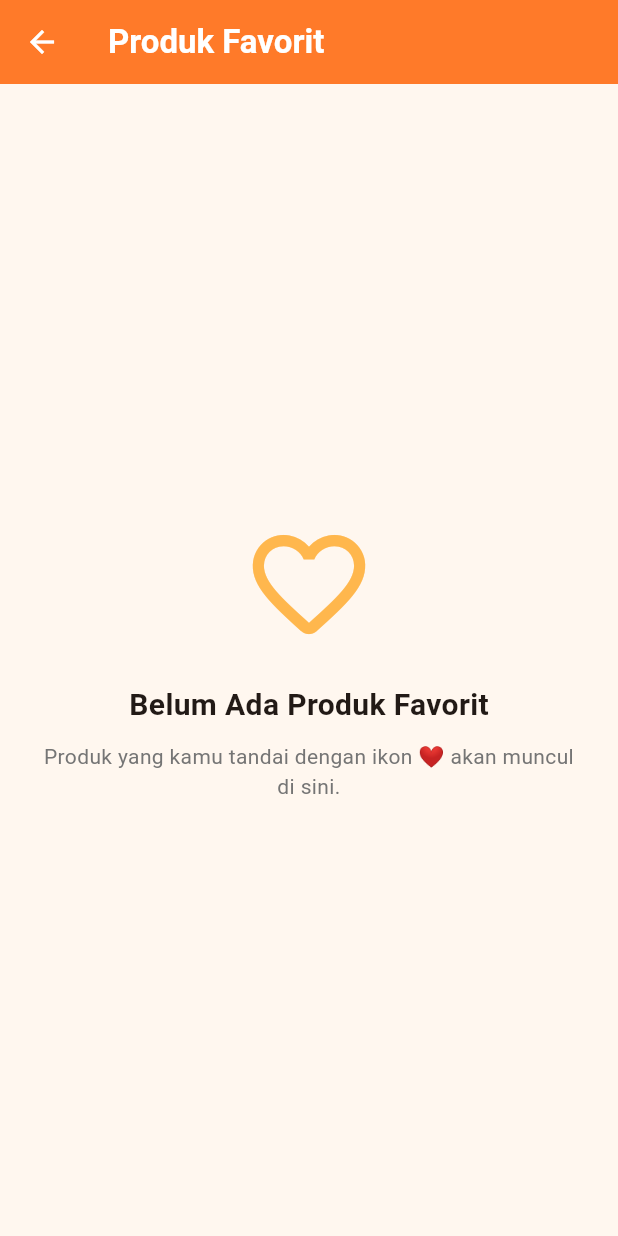
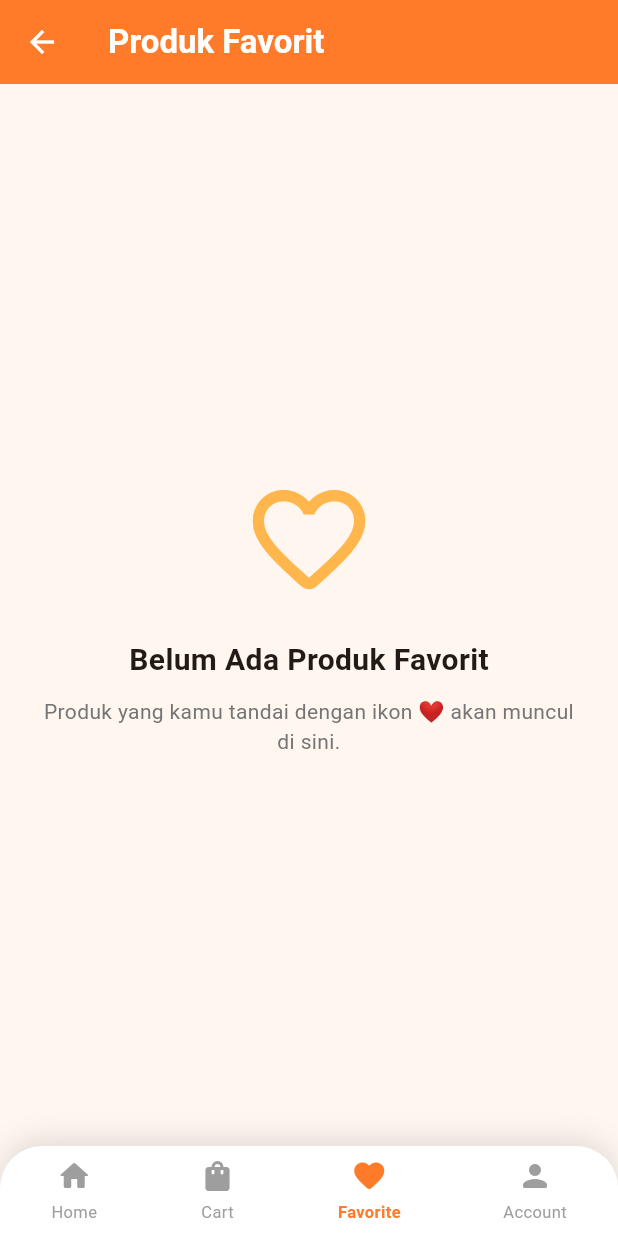
Before and after one commit to Mariariaardyanti/UAS_SEM6, a Flutter app: the FavoritePage screen opened directly, on a phone screen of 412 x 824 dp. Run offline on Flutter 3.47's test engine with Material 3 defaults, Android fonts, the phone set to English and light mode, and no system bars; our stand-ins replace app_links, dio, email_validator, equatable, firebase_auth, firebase_core and 4 more; missing offline and left inert: flutter_biometric_kit; accounts and stored records are empty; network calls fail.

Commit message:
feat: atur nav favorite

```diff
--- a/lib/core/routes/app_router.dart
+++ b/lib/core/routes/app_router.dart
@@ -11,7 +11,10 @@ import 'package:pasar_malam/features/order/presentation/pages/my_orders_page.dar
 import 'package:pasar_malam/features/order/presentation/pages/order_success_page.dart';
 import 'package:pasar_malam/features/order/presentation/pages/payment_pending_page.dart';
 import 'package:pasar_malam/features/profile/presentation/pages/profile_page.dart';
+import 'package:pasar_malam/features/favorite/presentation/pages/favorite_page.dart';
+
 import 'package:provider/provider.dart';
+
 
 class AppRouter {
   static const String splash = '/';
@@ -25,6 +28,7 @@ class AppRouter {
   static const String myOrders = '/my-orders';
   static const String paymentPending = '/payment-pending';
   static const String profile = '/profile';
+  static const favorite = '/favorite';
 
 
   static Map<String, WidgetBuilder> get routes => {
--- a/lib/features/dashboard/presentation/pages/dashboard_page.dart
+++ b/lib/features/dashboard/presentation/pages/dashboard_page.dart
@@ -7,6 +7,7 @@ import 'package:pasar_malam/features/dashboard/presentation/providers/product_pr
 import 'package:pasar_malam/features/order/presentation/providers/order_provider.dart';
 import 'package:pasar_malam/features/profile/presentation/pages/profile_page.dart';
 import 'package:provider/provider.dart';
+import 'package:pasar_malam/features/favorite/presentation/pages/favorite_page.dart';
 
 // ── Palet oren gemas, otomatis nyesuain terang/gelap ───────
 class _Cute {
@@ -287,17 +288,27 @@ class _DashboardPageState extends State<DashboardPage> {
             selectedIndex: _selectedNav,
             onTap: (i) {
               if (i == 1) {
-                  // Cart → navigate to CartPage
+                // Cart
                 Navigator.pushNamed(context, AppRouter.cart).then((_) {
                   if (context.mounted) {
                     context.read<CartProvider>().fetchCart();
                   }
                 });
-                } else if (i == 3) {
-                  // Account → buka ProfilePage (bukan dialog lagi)
+              } else if (i == 2) {
+                // Favorite
                 Navigator.push(
                   context,
-                    MaterialPageRoute(builder: (_) => const ProfilePage()),
+                  MaterialPageRoute(
+                    builder: (_) => const FavoritePage(),
+                  ),
+                );
+              } else if (i == 3) {
+                // Profile
+                Navigator.push(
+                  context,
+                  MaterialPageRoute(
+                    builder: (_) => const ProfilePage(),
+                  ),
                 );
               } else {
                 setState(() => _selectedNav = i);
--- a/lib/features/favorite/presentation/pages/favorite_page.dart
+++ b/lib/features/favorite/presentation/pages/favorite_page.dart
@@ -1,4 +1,8 @@
 import 'package:flutter/material.dart';
+import 'package:pasar_malam/core/routes/app_router.dart';
+import 'package:pasar_malam/features/cart/presentation/providers/cart_provider.dart';
+import 'package:pasar_malam/features/profile/presentation/pages/profile_page.dart';
+import 'package:provider/provider.dart';
 
 const Color _kOrange = Color(0xFFFF7A29);
 
@@ -9,6 +13,7 @@ class FavoritePage extends StatelessWidget {
   Widget build(BuildContext context) {
     return Scaffold(
       backgroundColor: const Color(0xFFFFF7EF),
+
       appBar: AppBar(
         title: const Text(
           "Produk Favorit",
@@ -21,6 +26,7 @@ class FavoritePage extends StatelessWidget {
         foregroundColor: Colors.white,
         elevation: 0,
       ),
+
       body: Center(
         child: Padding(
           padding: const EdgeInsets.all(24),
@@ -53,6 +59,145 @@ class FavoritePage extends StatelessWidget {
           ),
         ),
       ),
+
+      bottomNavigationBar: const _FavoriteBottomNav(),
     );
   }
 }
+
+class _FavoriteBottomNav extends StatelessWidget {
+  const _FavoriteBottomNav();
+
+  @override
+  Widget build(BuildContext context) {
+    final cartItemCount = context.watch<CartProvider>().itemCount;
+
+    const selectedIndex = 2;
+
+    return Container(
+      decoration: const BoxDecoration(
+        color: Colors.white,
+        borderRadius: BorderRadius.vertical(top: Radius.circular(28)),
+        boxShadow: [
+          BoxShadow(
+            blurRadius: 16,
+            color: Colors.black12,
+            offset: Offset(0, -4),
+          ),
+        ],
+      ),
+      child: SafeArea(
+        top: false,
+        child: Padding(
+          padding: const EdgeInsets.symmetric(vertical: 8),
+          child: Row(
+            mainAxisAlignment: MainAxisAlignment.spaceAround,
+            children: [
+              _item(
+                context,
+                icon: Icons.home_rounded,
+                label: "Home",
+                selected: selectedIndex == 0,
+                onTap: () => Navigator.pop(context),
+              ),
+
+              _item(
+                context,
+                icon: Icons.shopping_bag_rounded,
+                label: "Cart",
+                selected: selectedIndex == 1,
+                onTap: () =>
+                    Navigator.pushNamed(context, AppRouter.cart),
+                badge: cartItemCount,
+              ),
+
+              _item(
+                context,
+                icon: Icons.favorite_rounded,
+                label: "Favorite",
+                selected: selectedIndex == 2,
+                onTap: () {},
+              ),
+
+              _item(
+                context,
+                icon: Icons.person_rounded,
+                label: "Account",
+                selected: selectedIndex == 3,
+                onTap: () {
+                  Navigator.push(
+                    context,
+                    MaterialPageRoute(
+                      builder: (_) => const ProfilePage(),
+                    ),
+                  );
+                },
+              ),
+            ],
+          ),
+        ),
+      ),
+    );
+  }
+
+  Widget _item(
+    BuildContext context, {
+    required IconData icon,
+    required String label,
+    required bool selected,
+    required VoidCallback onTap,
+    int? badge,
+  }) {
+    return GestureDetector(
+      onTap: onTap,
+      child: Column(
+        mainAxisSize: MainAxisSize.min,
+        children: [
+          Stack(
+            clipBehavior: Clip.none,
+            children: [
+              Icon(
+                icon,
+                size: 24,
+                color: selected ? _kOrange : Colors.grey,
+              ),
+
+              if (badge != null && badge > 0)
+                Positioned(
+                  right: -6,
+                  top: -6,
+                  child: Container(
+                    width: 16,
+                    height: 16,
+                    decoration: const BoxDecoration(
+                      color: Colors.red,
+                      shape: BoxShape.circle,
+                    ),
+                    alignment: Alignment.center,
+                    child: Text(
+                      badge > 99 ? "99+" : "$badge",
+                      style: const TextStyle(
+                        fontSize: 9,
+                        color: Colors.white,
+                        fontWeight: FontWeight.bold,
+                      ),
+                    ),
+                  ),
+                ),
+            ],
+          ),
+          const SizedBox(height: 4),
+          Text(
+            label,
+            style: TextStyle(
+              fontSize: 11,
+              color: selected ? _kOrange : Colors.grey,
+              fontWeight:
+                  selected ? FontWeight.w700 : FontWeight.normal,
+            ),
+          ),
+        ],
+      ),
+    );
+  }
+}
--- a/lib/features/profile/presentation/pages/profile_page.dart
+++ b/lib/features/profile/presentation/pages/profile_page.dart
@@ -4,6 +4,7 @@ import 'package:pasar_malam/core/routes/app_router.dart';
 import 'package:pasar_malam/features/auth/presentation/providers/auth_provider.dart';
 import 'package:pasar_malam/features/cart/presentation/providers/cart_provider.dart';
 import 'package:provider/provider.dart';
+import 'package:pasar_malam/features/favorite/presentation/pages/favorite_page.dart';
 
 // ── Palet hijau, otomatis nyesuain terang/gelap ────────────
 // (mengikuti pola _Cute di DashboardPage, warna diganti hijau
@@ -20,8 +21,10 @@ class _Leaf {
 
   Color get surface => isDark ? const Color(0xFF2C2C2C) : Colors.white;
   // Border
-  Color get border =>
-    isDark ? const Color(0xFF4A3826) : const Color(0xFFFFE8D6);
+  Color get border => isDark
+      ? const Color(0xFF4A3826)
+      : const Color(0xFFFFE8D6);
+
   // Text
   Color get textPrimary =>
       isDark ? const Color(0xFFEEEEEE) : const Color(0xFF3B2A20);
@@ -362,6 +365,13 @@ class _ProfileBottomNav extends StatelessWidget {
                     Navigator.pop(context);
                   } else if (i == 1) {
                     Navigator.pushNamed(context, AppRouter.cart);
+                  } else if (i == 2) {
+                    Navigator.push(
+                      context,
+                      MaterialPageRoute(
+                        builder: (_) => const FavoritePage(),
+                      ),
+                    );
                   }
                 },
                 child: Padding(
```
Lines whose indentation alone changed are shown as unchanged.
